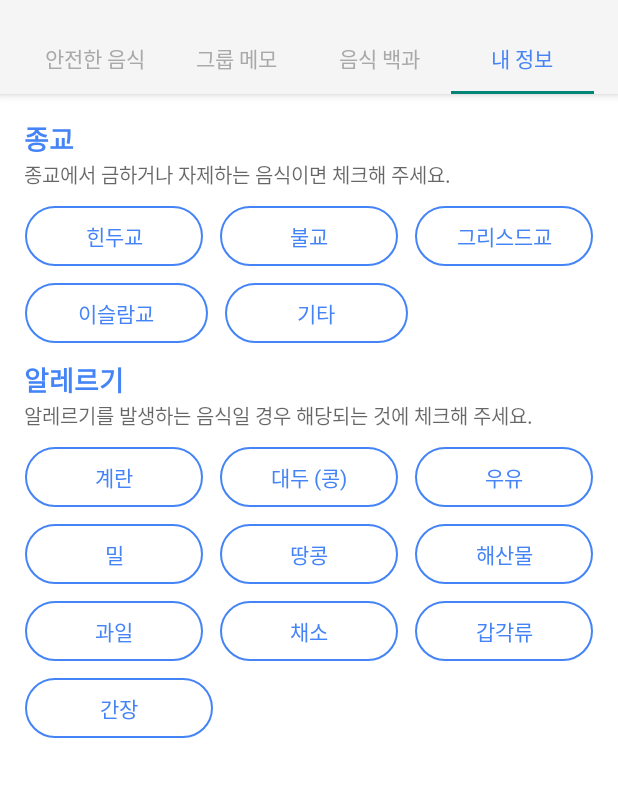
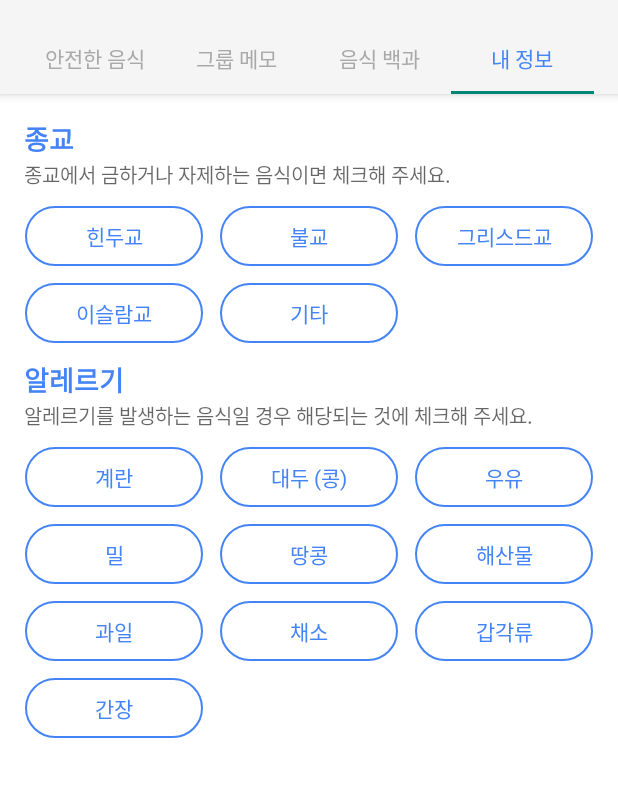
Before and after one commit to buddman1208/Safood, an Android app: the MainActivity screen opened directly, with no data from a screen before it, tab 4 chosen, on a phone screen of 412 x 824 dp, the part 62-859 px from its top. Run offline under Robolectric (Android 15) with nearby library versions, the phone set to English and light mode, and no system bars; our stand-ins replace CircleImageView, data binding; libraries missing offline, so code that uses them is left out: com.afollestad.materialdialogs, com.github.nitrico.lastadapter; 7 statements that could not run were skipped.

Commit message:
fix layout spacing fix

```diff
--- a/app/build.gradle
+++ b/app/build.gradle
@@ -30,6 +30,7 @@ dependencies {
     compile 'com.android.support:cardview-v7:24.2.1'
     compile 'com.android.support:support-v4:24.2.1'
     compile 'com.android.support:recyclerview-v7:24.2.1'
+    compile 'com.github.clans:fab:1.6.4'
     compile 'com.squareup.retrofit2:retrofit:2.1.0'
     compile 'com.squareup.retrofit2:converter-gson:2.1.0'
     compile 'com.vkondrav.swiftadapter:swift-adapter:0.2.0'
--- a/app/src/main/res/layout/main_info.xml
+++ b/app/src/main/res/layout/main_info.xml
@@ -102,6 +102,12 @@
                     android:paddingTop="10dp"
                     android:text="기타"
                     app:themeColor="@color/colorPrimary" />
+
+                <android.support.v4.widget.Space
+                    android:layout_width="0dp"
+                    android:layout_height="wrap_content"
+                    android:layout_marginLeft="10dp"
+                    android:layout_weight="1" />
             </LinearLayout>
 
             <LinearLayout
@@ -269,6 +275,18 @@
 
                         app:themeColor="@color/colorPrimary" />
 
+                    <android.support.v4.widget.Space
+                        android:layout_width="0dp"
+                        android:layout_height="wrap_content"
+                        android:layout_marginLeft="10dp"
+                        android:layout_weight="1" />
+
+                    <android.support.v4.widget.Space
+                        android:layout_width="0dp"
+                        android:layout_height="wrap_content"
+                        android:layout_marginLeft="10dp"
+                        android:layout_weight="1" />
+
                 </LinearLayout>
             </LinearLayout>
         </LinearLayout>
```
Also changed, not shown: 1 other file.
